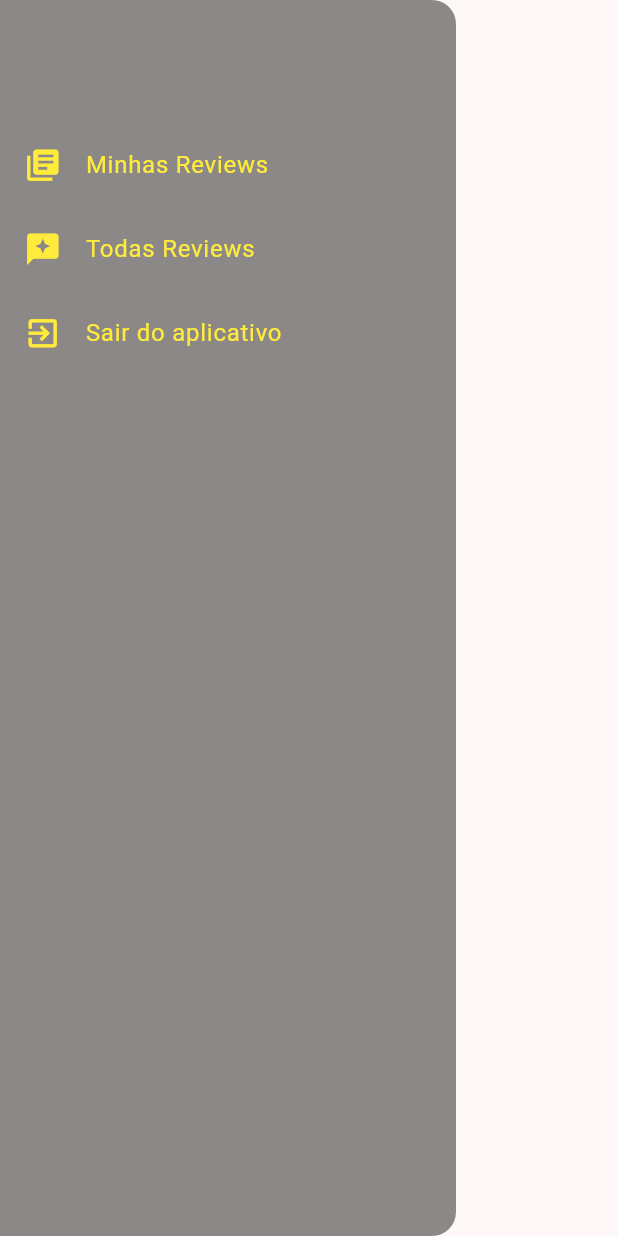
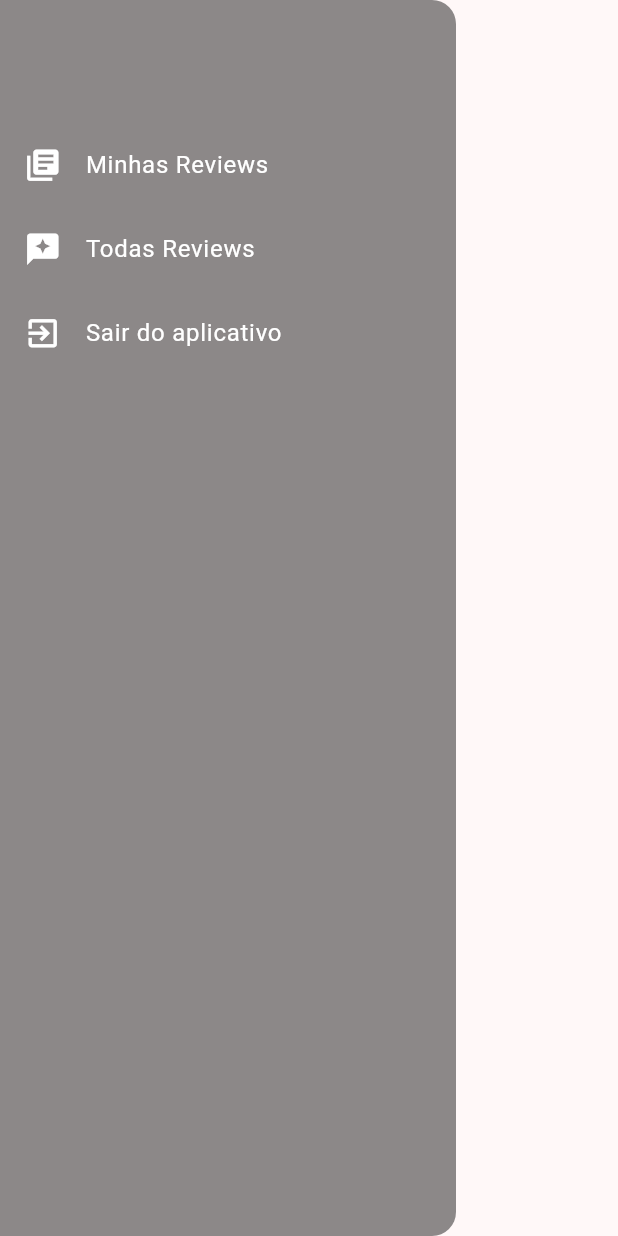
Before and after one commit to pires1945/comenta_ai, a Flutter app: the AppDrawer widget shown alone on an empty page, opened directly, on a phone screen of 412 x 824 dp. Run offline on Flutter 3.47's test engine with Material 3 defaults, Android fonts, the phone set to English and light mode, and no system bars; our stand-ins replace cloud_firestore, firebase_auth, firebase_core, firebase_storage, image_picker; accounts and stored records are empty; network calls fail.

```diff
--- a/lib/components/app_drawer.dart
+++ b/lib/components/app_drawer.dart
@@ -18,12 +18,12 @@ class AppDrawer extends StatelessWidget {
           ListTile(
             leading: Icon(
               Icons.my_library_books,
-              color: Colors.yellow,
+              color: Colors.white,
               size: 25,
             ),
             title: Text(
               'Minhas Reviews',
-              style: TextStyle(color: Colors.yellow, fontSize: 16),
+              style: TextStyle(color: Colors.white, fontSize: 16),
             ),
             onTap: () {
               Navigator.of(context).pushNamed(AppRoutes.MYREVIEWS);
@@ -32,24 +32,24 @@ class AppDrawer extends StatelessWidget {
           ListTile(
             leading: Icon(
               Icons.reviews,
-              color: Colors.yellow,
+              color: Colors.white,
               size: 25,
             ),
             title: Text(
               'Todas Reviews',
-              style: TextStyle(color: Colors.yellow, fontSize: 16),
+              style: TextStyle(color: Colors.white, fontSize: 16),
             ),
             onTap: () {},
           ),
           ListTile(
             leading: Icon(
               Icons.exit_to_app,
-              color: Colors.yellow,
+              color: Colors.white,
               size: 25,
             ),
             title: Text(
               'Sair do aplicativo',
-              style: TextStyle(color: Colors.yellow, fontSize: 16),
+              style: TextStyle(color: Colors.white, fontSize: 16),
             ),
             onTap: auth.logout,
           ),
--- a/lib/components/user_image_picker.dart
+++ b/lib/components/user_image_picker.dart
@@ -20,7 +20,7 @@ class _UserImagePickerState extends State<UserImagePicker> {
   Future<void> _pickedImage() async {
     final picker = ImagePicker();
     final pickedImage = await picker.pickImage(
-      source: ImageSource.camera,
+      source: ImageSource.gallery,
       imageQuality: 50,
       maxWidth: 150,
     );
--- a/pubspec.yaml
+++ b/pubspec.yaml
@@ -67,7 +67,7 @@ flutter:
 
   # To add assets to your application, add an assets section, like this:
   assets:
-     - assets/images/avatar.png
+    - assets/images/avatar.png
   #   - images/a_dot_ham.jpeg
 
   # An image asset can refer to one or more resolution-specific "variants", see
```
Also changed, not shown: lib/components/auth_form.dart (+6 -6 lines).
